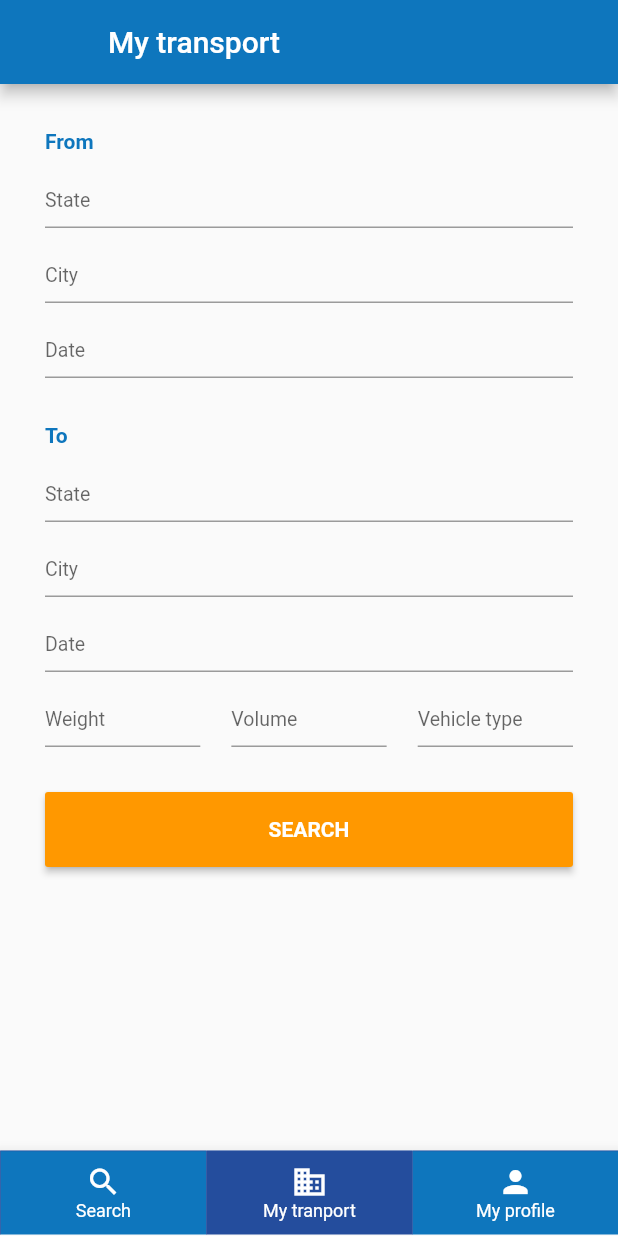
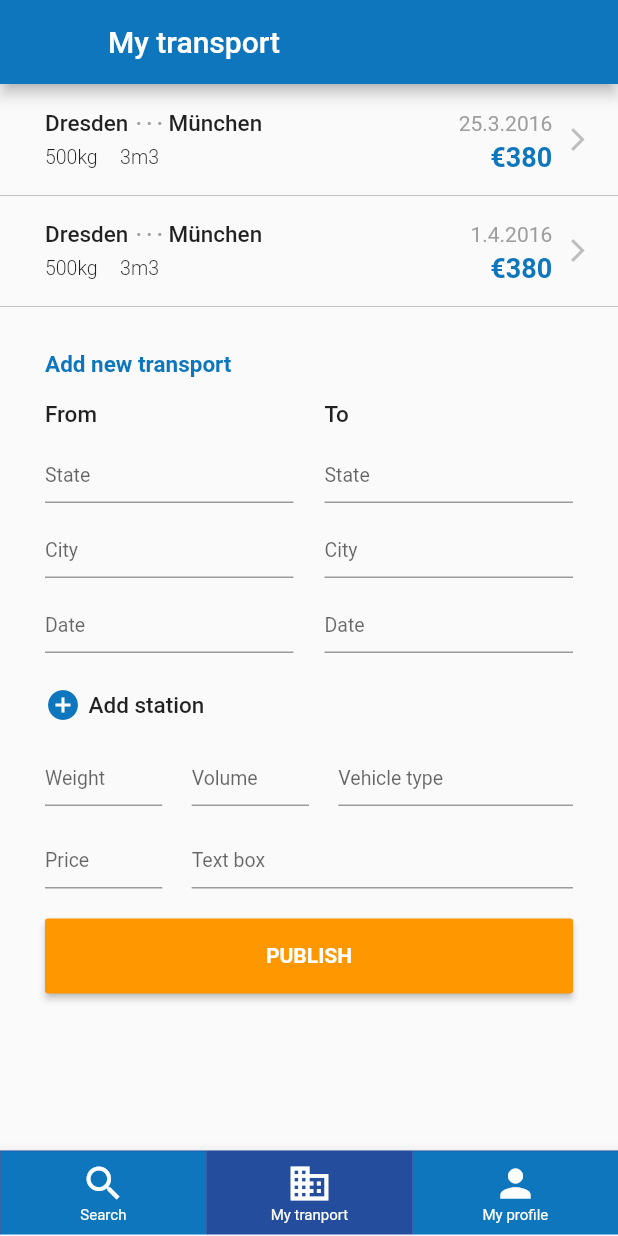
Before and after one commit to hamdiituu/flutter_cargo_logistics, a Flutter app: the MainView screen opened by its route, item 2 of the bottom bar chosen, on a phone screen of 412 x 824 dp. Run offline on Flutter 3.47's test engine with Material 2 defaults, Android fonts, the light colour scheme and no system bars.

Commit message:
my_transport screen add

```diff
--- /dev/null
+++ b/lib/db/my_transports.dart
@@ -0,0 +1,18 @@
+import 'package:flutter_cargo_logistics/models/my_transport_model.dart';
+
+List<MyTransportModel> myTransports = <MyTransportModel>[
+  MyTransportModel(
+      fromCity: 'Dresden',
+      toCity: 'München',
+      date: '25.3.2016',
+      price: '€380',
+      weight: '500kg',
+      scale: '3m3'),
+  MyTransportModel(
+      fromCity: 'Dresden',
+      toCity: 'München',
+      date: '1.4.2016',
+      price: '€380',
+      weight: '500kg',
+      scale: '3m3')
+];
--- a/lib/models/bottom_navigation_model.dart
+++ /dev/null
@@ -1,18 +0,0 @@
-import 'package:flutter/material.dart';
-
-class BottomNavigationModel {
-  String routeName;
-  Widget widget;
-  bool isSelected;
-
-  void active() {
-    isSelected = true;
-  }
-
-  void passive() {
-    isSelected = false;
-  }
-
-  BottomNavigationModel(
-      {required this.routeName, required this.widget, this.isSelected = false});
-}
--- /dev/null
+++ b/lib/models/my_transport_model.dart
@@ -0,0 +1,17 @@
+class MyTransportModel {
+  String fromCity;
+  String toCity;
+  String date;
+  String price;
+  String weight;
+  String scale;
+
+  MyTransportModel({
+    required this.fromCity,
+    required this.toCity,
+    required this.date,
+    required this.price,
+    required this.weight,
+    required this.scale,
+  });
+}
--- a/lib/views/main_view.dart
+++ b/lib/views/main_view.dart
@@ -50,10 +50,10 @@ class _MainViewState extends State<MainView> {
             child: Column(
               mainAxisAlignment: MainAxisAlignment.center,
               children: <Widget>[
-                Icon(iconData),
+                Icon(iconData, size: 30),
                 Text(text,
                     style:
-                        TextStyle(fontSize: 12, color: _getItemColor(index))),
+                        TextStyle(fontSize: 10, color: _getItemColor(index))),
               ],
             ),
             onTap: () => _onItemTapped(index),
--- a/lib/views/my_transport_view.dart
+++ b/lib/views/my_transport_view.dart
@@ -1,8 +1,9 @@
 import 'package:flutter/material.dart';
 import 'package:flutter/widgets.dart';
-import 'package:flutter_cargo_logistics/widgets/custom/bottom_navigation_bar_custom_widget.dart';
+import 'package:flutter_cargo_logistics/db/my_transports.dart';
 import 'package:flutter_cargo_logistics/widgets/custom/elevated_button_custom_widget.dart';
 import 'package:flutter_cargo_logistics/widgets/custom/text_field_custom_widget.dart';
+import 'package:flutter_cargo_logistics/widgets/my_transport/list_item_my_transport.dart';
 
 class MyTransportView extends StatelessWidget {
   static const String routeName = "/myTransport";
@@ -16,76 +17,140 @@ class MyTransportView extends StatelessWidget {
           title: const Text("My transport"),
           backgroundColor: const Color.fromRGBO(14, 118, 189, 1)),
       body: SingleChildScrollView(
-        child: Padding(
+        child: Column(
+          children: [
+            Column(
+              children: myTransports
+                  .map((model) => ListItemMyTrasport(model: model))
+                  .toList(),
+            ),
+            Padding(
               padding: const EdgeInsets.all(30.0),
               child: Column(
                 crossAxisAlignment: CrossAxisAlignment.start,
                 children: [
                   const Text(
-                'From',
+                    'Add new transport',
                     style: TextStyle(
                         color: Color.fromRGBO(14, 118, 189, 1),
                         fontWeight: FontWeight.bold,
-                    fontSize: 14),
+                        fontSize: 15),
                   ),
-              const TextFieldCustomWidget(
+                  Container(
+                    margin: const EdgeInsets.only(top: 15, bottom: 8),
+                    child: Row(
+                      children: [
+                        Expanded(
+                            flex: 8,
+                            child: Column(
+                              crossAxisAlignment: CrossAxisAlignment.start,
+                              children: const [
+                                Text(
+                                  'From',
+                                  style: TextStyle(
+                                      fontSize: 15,
+                                      fontWeight: FontWeight.w500),
+                                ),
+                                TextFieldCustomWidget(
                                   label: 'State',
-                margin: EdgeInsets.only(bottom: 15.0, top: 15.0),
+                                  margin: EdgeInsets.only(bottom: 15, top: 15),
                                 ),
-              const TextFieldCustomWidget(
+                                TextFieldCustomWidget(
                                   label: 'City',
-                margin: EdgeInsets.only(bottom: 15.0),
+                                  margin: EdgeInsets.only(bottom: 15),
                                 ),
-              const TextFieldCustomWidget(
+                                TextFieldCustomWidget(
                                   label: 'Date',
-                margin: EdgeInsets.only(bottom: 30.0),
-              ),
-              const Text(
+                                  margin: EdgeInsets.only(bottom: 15),
+                                )
+                              ],
+                            )),
+                        Expanded(child: Container()),
+                        Expanded(
+                            flex: 8,
+                            child: Column(
+                              crossAxisAlignment: CrossAxisAlignment.start,
+                              children: const [
+                                Text(
                                   'To',
                                   style: TextStyle(
-                    color: Color.fromRGBO(14, 118, 189, 1),
-                    fontWeight: FontWeight.bold,
-                    fontSize: 14),
+                                      fontSize: 15,
+                                      fontWeight: FontWeight.w500),
                                 ),
-              const TextFieldCustomWidget(
+                                TextFieldCustomWidget(
                                   label: 'State',
-                margin: EdgeInsets.only(bottom: 15.0, top: 15.0),
+                                  margin: EdgeInsets.only(bottom: 15, top: 15),
                                 ),
-              const TextFieldCustomWidget(
+                                TextFieldCustomWidget(
                                   label: 'City',
-                margin: EdgeInsets.only(bottom: 15.0),
+                                  margin: EdgeInsets.only(bottom: 15),
                                 ),
-              const TextFieldCustomWidget(
+                                TextFieldCustomWidget(
                                   label: 'Date',
-                margin: EdgeInsets.only(bottom: 15.0),
-              ),
-              Container(
-                margin: const EdgeInsets.only(bottom: 30.0),
-                child: Row(
-                  children: [
-                    const Expanded(
-                        flex: 5,
-                        child: TextFieldCustomWidget(
-                          label: 'Weight',
-                        )),
-                    Expanded(child: Container()),
-                    const Expanded(
-                        flex: 5,
-                        child: TextFieldCustomWidget(
-                          label: 'Volume',
-                        )),
-                    Expanded(child: Container()),
-                    const Expanded(
-                        flex: 5,
-                        child: TextFieldCustomWidget(
-                          label: 'Vehicle type',
-                        )),
+                                  margin: EdgeInsets.only(bottom: 15),
+                                )
+                              ],
+                            ))
                       ],
                     ),
                   ),
-              ElevatedButtonCustomWidget(label: 'SEARCH')
+                  Container(
+                    margin: EdgeInsets.only(bottom: 20),
+                    child: Row(
+                      children: [
+                        const Icon(
+                          Icons.add_circle,
+                          color: Color.fromRGBO(14, 118, 189, 1),
+                        ),
+                        Container(
+                          margin: const EdgeInsets.only(left: 5),
+                          child: const Text(
+                            'Add station',
+                            style: TextStyle(
+                                fontSize: 15, fontWeight: FontWeight.w500),
+                          ),
+                        ),
                       ],
                     ),
+                  ),
+                  Container(
+                    margin: EdgeInsets.only(bottom: 20),
+                    child: Row(
+                      children: [
+                        Expanded(
+                            flex: 4,
+                            child: TextFieldCustomWidget(label: 'Weight')),
+                        Expanded(child: Container()),
+                        Expanded(
+                            flex: 4,
+                            child: TextFieldCustomWidget(label: 'Volume')),
+                        Expanded(child: Container()),
+                        Expanded(
+                            flex: 8,
+                            child:
+                                TextFieldCustomWidget(label: 'Vehicle type')),
+                      ],
+                    ),
+                  ),
+                  Container(
+                    margin: EdgeInsets.only(bottom: 20),
+                    child: Row(
+                      children: [
+                        Expanded(
+                            flex: 4,
+                            child: TextFieldCustomWidget(label: 'Price')),
+                        Expanded(child: Container()),
+                        Expanded(
+                            flex: 13,
+                            child: TextFieldCustomWidget(label: 'Text box')),
+                      ],
+                    ),
+                  ),
+                  ElevatedButtonCustomWidget(label: 'PUBLISH')
+                ],
+              ),
+            ),
+          ],
         ),
       ),
     );
--- a/lib/views/search_transport_view.dart
+++ b/lib/views/search_transport_view.dart
@@ -1,6 +1,5 @@
 import 'package:flutter/material.dart';
 import 'package:flutter/widgets.dart';
-import 'package:flutter_cargo_logistics/widgets/custom/bottom_navigation_bar_custom_widget.dart';
 import 'package:flutter_cargo_logistics/widgets/custom/elevated_button_custom_widget.dart';
 import 'package:flutter_cargo_logistics/widgets/custom/text_field_custom_widget.dart';
 
--- /dev/null
+++ b/lib/widgets/my_transport/list_item_my_transport.dart
@@ -0,0 +1,100 @@
+import 'package:flutter/material.dart';
+import 'package:flutter_cargo_logistics/models/my_transport_model.dart';
+
+class ListItemMyTrasport extends StatelessWidget {
+  MyTransportModel model;
+  ListItemMyTrasport({Key? key, required this.model}) : super(key: key);
+
+  @override
+  Widget build(BuildContext context) {
+    return Container(
+      width: double.infinity,
+      decoration:
+          const BoxDecoration(border: Border(bottom: BorderSide(width: 0.15))),
+      child: Padding(
+        padding: EdgeInsets.only(left: 30, right: 10, top: 15, bottom: 15),
+        child: Row(
+          children: [
+            Expanded(
+              flex: 10,
+              child: Column(
+                mainAxisAlignment: MainAxisAlignment.center,
+                crossAxisAlignment: CrossAxisAlignment.center,
+                children: [
+                  Row(
+                      mainAxisAlignment: MainAxisAlignment.spaceBetween,
+                      crossAxisAlignment: CrossAxisAlignment.center,
+                      children: [
+                        Row(
+                          children: [
+                            Text(
+                              model.fromCity,
+                              style: const TextStyle(
+                                  fontWeight: FontWeight.w500, fontSize: 15),
+                            ),
+                            Container(
+                              margin:
+                                  EdgeInsets.only(left: 5, right: 4, bottom: 8),
+                              child: const Text(
+                                '. . .',
+                                style: TextStyle(
+                                    fontWeight: FontWeight.bold,
+                                    fontSize: 13,
+                                    color: Colors.grey),
+                              ),
+                            ),
+                            Text(
+                              model.toCity,
+                              style: const TextStyle(
+                                  fontWeight: FontWeight.w500, fontSize: 15),
+                            ),
+                          ],
+                        ),
+                        Text(model.date, style: TextStyle(color: Colors.grey))
+                      ]),
+                  Row(
+                      mainAxisAlignment: MainAxisAlignment.spaceBetween,
+                      crossAxisAlignment: CrossAxisAlignment.center,
+                      children: [
+                        Row(
+                          children: [
+                            Text(
+                              model.weight,
+                              style: const TextStyle(
+                                  fontWeight: FontWeight.w300, fontSize: 13),
+                            ),
+                            Container(
+                              margin: EdgeInsets.only(left: 15),
+                              child: Text(
+                                model.scale,
+                                style: const TextStyle(
+                                    fontWeight: FontWeight.w300, fontSize: 13),
+                              ),
+                            ),
+                          ],
+                        ),
+                        Text(
+                          model.price,
+                          style: TextStyle(
+                              color: Color.fromRGBO(14, 118, 189, 1),
+                              fontWeight: FontWeight.bold,
+                              fontSize: 18),
+                        )
+                      ])
+                ],
+              ),
+            ),
+            Expanded(
+              child: Container(
+                  child: Icon(
+                Icons.arrow_forward_ios,
+                color: Colors.grey.shade400,
+                size: 18,
+              )),
+            )
+          ],
+        ),
+      ),
+    );
+  }
+}
```
Lines whose indentation alone changed are shown as unchanged.
